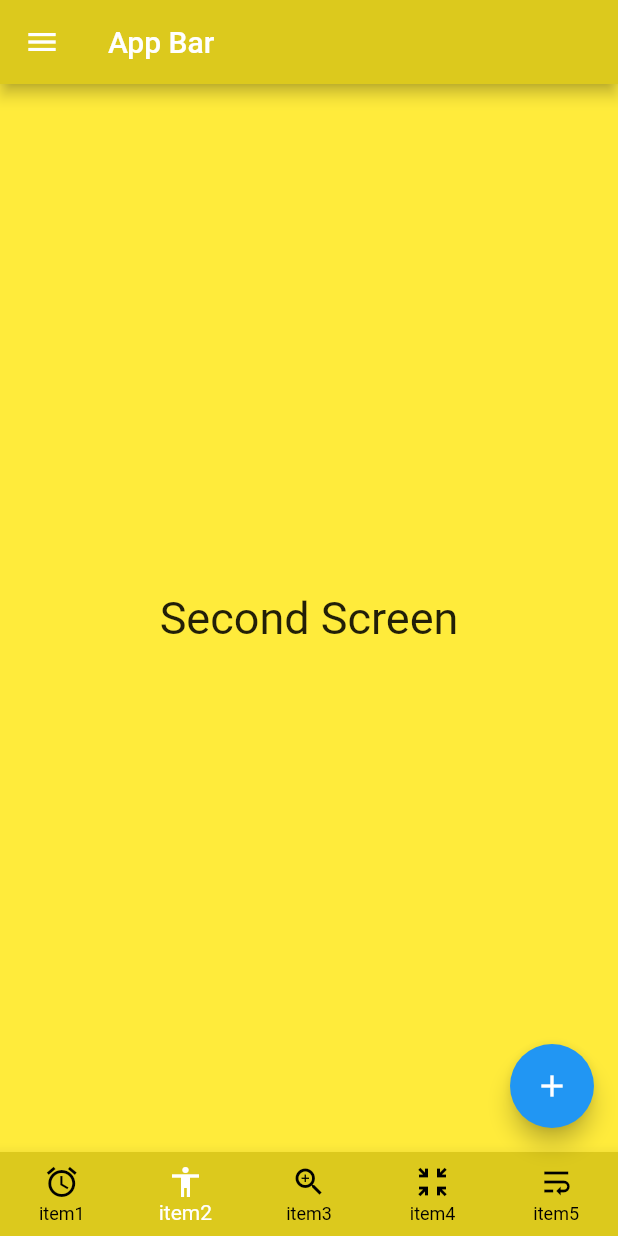
After one commit to byeoru/theme_test, a Flutter app: the screen it shows after launch, item 2 of the bottom bar chosen, on a phone screen of 412 x 824 dp. The commit adds this screen. Run offline on Flutter 3.47's test engine with Material 2 defaults, Android fonts, the phone set to English and light mode, and no system bars; drawn by our look-alikes of flutter_speed_dial; our stand-ins replace card_swiper.

Commit message:
bottom navigation page 추가

```diff
--- /dev/null
+++ b/lib/Screens/second_screen.dart
@@ -0,0 +1,34 @@
+import 'package:flutter/material.dart';
+
+class SecondScreen extends StatefulWidget {
+  const SecondScreen({super.key});
+
+  @override
+  State<SecondScreen> createState() => _SecondScreenState();
+}
+
+class _SecondScreenState extends State<SecondScreen> {
+  @override
+  void initState() {
+    super.initState();
+    print('second screen init');
+  }
+
+  @override
+  Widget build(BuildContext context) {
+    return const Column(
+      crossAxisAlignment: CrossAxisAlignment.stretch,
+      mainAxisAlignment: MainAxisAlignment.center,
+      children: [
+        Center(
+          child: Text(
+            'Second Screen',
+            style: TextStyle(
+              fontSize: 30,
+            ),
+          ),
+        ),
+      ],
+    );
+  }
+}
--- a/lib/main.dart
+++ b/lib/main.dart
@@ -1,6 +1,10 @@
 import 'package:flutter/material.dart';
 import 'package:flutter_speed_dial/flutter_speed_dial.dart';
-import 'package:test/widgets/custom_dialog.dart';
+import 'package:test/Screens/fifth_screen.dart';
+import 'package:test/Screens/fourth_screen.dart';
+import 'package:test/Screens/home_screen.dart';
+import 'package:test/Screens/second_screen.dart';
+import 'package:test/Screens/third_screen.dart';
 
 void main() {
   runApp(const MyApp());
@@ -10,16 +14,24 @@ class MyApp extends StatefulWidget {
   const MyApp({super.key});
 
   @override
-  State<MyApp> createState() => _MyAppState();
+  State<MyApp> createState() => MyAppState();
 }
 
-class _MyAppState extends State<MyApp> {
+class MyAppState extends State<MyApp> {
   bool isSpring = true;
   int _selectedIndex = 0;
   var isDialOpen = ValueNotifier<bool>(false);
+  List<Widget> pages = [
+    const HomeScreen(),
+    const SecondScreen(),
+    const ThirdScreen(),
+    const FourthScreen(),
+    const FifthScreen(),
+  ];
 
   @override
   void initState() {
+    print('first screen init');
     super.initState();
   }
 
@@ -53,25 +65,7 @@ class _MyAppState extends State<MyApp> {
       home: Scaffold(
         drawer: setDrawer(),
         appBar: setAppBar(),
-        body: Column(
-          crossAxisAlignment: CrossAxisAlignment.stretch,
-          children: [
-            TextButton(
-              onPressed: () {
-                setState(() {
-                  isSpring = !isSpring;
-                });
-              },
-              child: const Center(
-                child: Text(
-                  'Theme change',
-                  style: TextStyle(color: Colors.black, fontSize: 30),
-                ),
-              ),
-            ),
-            CustomDialog()
-          ],
-        ),
+        body: pages[_selectedIndex],
         bottomNavigationBar: setNavigationBar(context),
         floatingActionButton: setFloatingActionButton(context),
       ),
```
Also changed, not shown: lib/Screens/fifth_screen.dart (added, +23 -0 lines), lib/Screens/fourth_screen.dart (added, +23 -0 lines), lib/Screens/home_screen.dart (added, +37 -0 lines), lib/Screens/third_screen.dart (added, +23 -0 lines).
